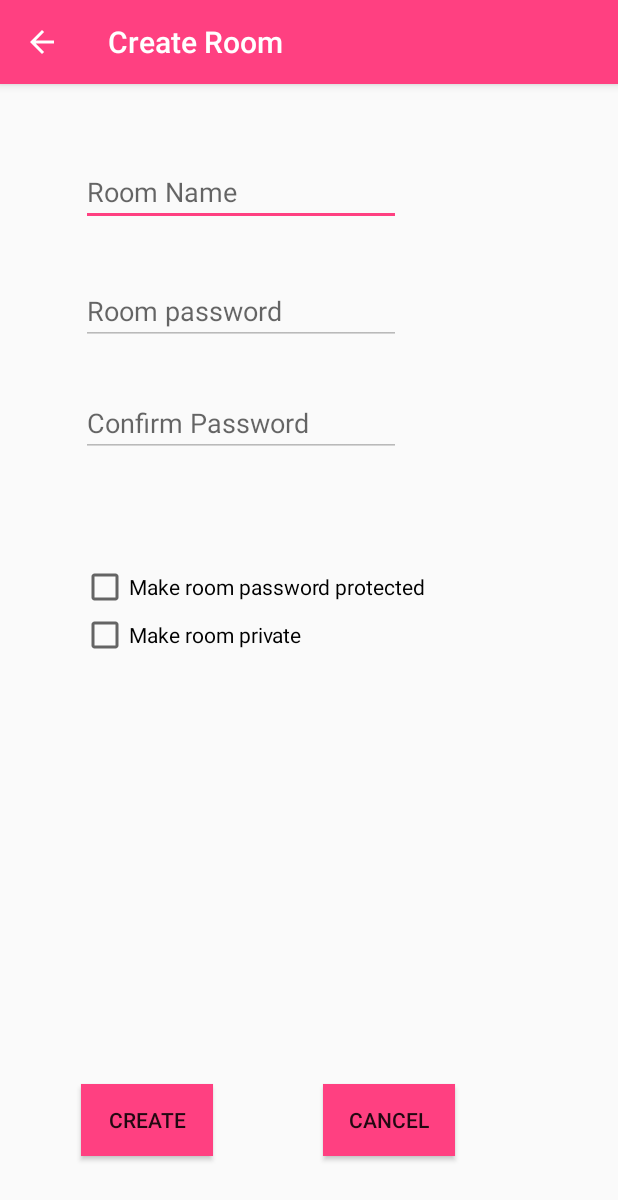
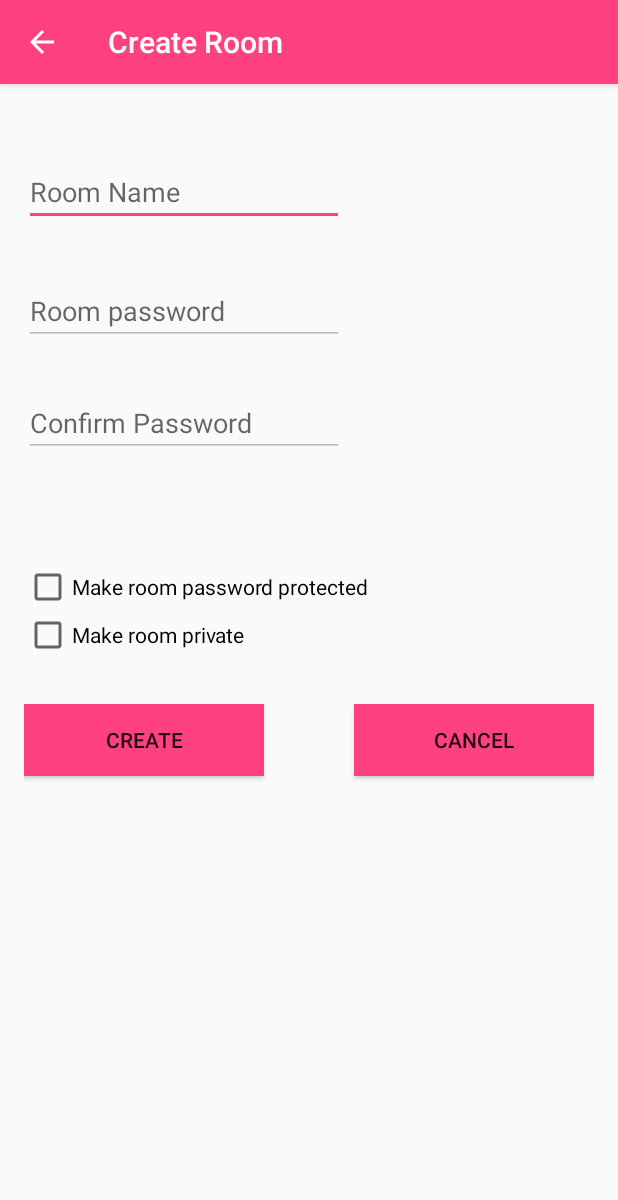
Before and after one commit to 19anti91/StudyChatRoom, an Android app: the CreateRoom screen opened directly, with no data from a screen before it, on a phone screen of 412 x 824 dp. Shown: the top 1200 px of the screen. Run offline under Robolectric (Android 15) with nearby library versions, the phone set to English and light mode, and no system bars.

Commit message:
Chat rooms and private message activity created

```diff
--- a/app/build.gradle
+++ b/app/build.gradle
@@ -42,4 +42,5 @@
 
 
 
+
 apply plugin: 'com.google.gms.google-services'
--- a/app/src/main/java/com/oop/projectgroup10/studychatroom/DashBoard.java
+++ b/app/src/main/java/com/oop/projectgroup10/studychatroom/DashBoard.java
@@ -100,6 +100,8 @@
             startActivity(goToSettings);
         } else if (id == R.id.logout) {
             clearPref();
+        } else if (id == R.id.chatRoom) {
+
         }
 
         DrawerLayout drawer = (DrawerLayout) findViewById(R.id.drawer_layout);
--- a/app/src/main/java/com/oop/projectgroup10/studychatroom/RegisterActivity.java
+++ b/app/src/main/java/com/oop/projectgroup10/studychatroom/RegisterActivity.java
@@ -2,6 +2,7 @@
 
 import android.graphics.Color;
 import android.os.Bundle;
+import android.support.v7.app.ActionBar;
 import android.support.v7.app.AppCompatActivity;
 import android.text.Editable;
 import android.text.TextWatcher;
@@ -25,6 +26,8 @@
     protected void onCreate(Bundle savedInstanceState) {
         super.onCreate(savedInstanceState);
         setContentView(R.layout.activity_register);
+        ActionBar actionBar = getSupportActionBar();
+        actionBar.setDisplayHomeAsUpEnabled(true);
 
         //To check that both passwords are ok
         EditText passwordConfirm = (EditText) findViewById(R.id.confirmpassword);
--- a/app/src/main/res/layout/activity_create_room.xml
+++ b/app/src/main/res/layout/activity_create_room.xml
@@ -1,4 +1,8 @@
 <?xml version="1.0" encoding="utf-8"?>
+<ScrollView xmlns:android="http://schemas.android.com/apk/res/android"
+    android:layout_width="fill_parent"
+    android:layout_height="fill_parent"
+    android:fillViewport="true">
 <RelativeLayout xmlns:android="http://schemas.android.com/apk/res/android"
     xmlns:tools="http://schemas.android.com/tools"
     android:id="@+id/activity_register"
@@ -10,6 +14,13 @@
     android:paddingTop="@dimen/activity_vertical_margin"
     tools:context="com.oop.projectgroup10.studychatroom.CreateRoom">
 
+    <LinearLayout
+        android:layout_width="match_parent"
+        android:layout_height="match_parent"
+        android:layout_alignParentStart="true"
+        android:layout_alignParentTop="true"
+        android:orientation="vertical">
+
         <EditText
             android:id="@+id/roomName"
             android:layout_width="wrap_content"
@@ -20,14 +31,6 @@
             android:ems="10"
             android:hint="Room Name"
             android:inputType="textPersonName" />
-
-    <CheckBox
-        android:id="@+id/isPrivChk"
-        android:layout_width="wrap_content"
-        android:layout_height="wrap_content"
-        android:layout_alignStart="@+id/createRoomBtn"
-        android:layout_below="@+id/passProtect"
-        android:text="Make room private" />
 
         <EditText
             android:id="@+id/roomPassCr"
@@ -51,14 +54,46 @@
             android:hint="Confirm Password"
             android:inputType="textPassword" />
 
+        <TextView
+            android:id="@+id/passMatchCr"
+            android:layout_width="match_parent"
+            android:layout_height="wrap_content"
+            android:layout_below="@+id/roomPassConfCr"
+            android:layout_marginStart="34dp"
+            android:layout_marginTop="35dp"
+            android:layout_toEndOf="@+id/createRoomBtn" />
+
+        <CheckBox
+            android:id="@+id/passProtect"
+            android:layout_width="match_parent"
+            android:layout_height="wrap_content"
+            android:layout_alignStart="@+id/isPrivChk"
+            android:layout_below="@+id/passMatchCr"
+            android:layout_marginTop="16dp"
+            android:text="Make room password protected" />
+
+        <CheckBox
+            android:id="@+id/isPrivChk"
+            android:layout_width="match_parent"
+            android:layout_height="wrap_content"
+            android:layout_alignStart="@+id/createRoomBtn"
+            android:layout_below="@+id/passProtect"
+            android:text="Make room private" />
+
+        <LinearLayout
+            android:layout_width="match_parent"
+            android:layout_height="92dp"
+            android:layout_marginTop="30dp"
+            android:orientation="horizontal">
+
             <Button
                 android:id="@+id/createRoomBtn"
                 android:layout_width="wrap_content"
                 android:layout_height="wrap_content"
                 android:layout_alignParentBottom="true"
                 android:layout_alignParentStart="true"
-        android:layout_marginBottom="37dp"
-        android:layout_marginStart="38dp"
+                android:layout_marginRight="30dp"
+                android:layout_weight="1"
                 android:background="@color/colorPrimaryDark"
                 android:onClick="createRoom"
                 android:text="Create" />
@@ -69,27 +104,17 @@
                 android:layout_height="wrap_content"
                 android:layout_alignBaseline="@+id/createRoomBtn"
                 android:layout_alignBottom="@+id/createRoomBtn"
-        android:layout_marginStart="39dp"
+                android:layout_marginLeft="30dp"
                 android:layout_toEndOf="@+id/passMatchCr"
+                android:layout_weight="1"
                 android:background="@color/colorPrimaryDark"
                 android:onClick="goBack"
                 android:text="Cancel" />
 
-    <TextView
-        android:id="@+id/passMatchCr"
-        android:layout_width="wrap_content"
-        android:layout_height="wrap_content"
-        android:layout_below="@+id/roomPassConfCr"
-        android:layout_marginStart="34dp"
-        android:layout_marginTop="35dp"
-        android:layout_toEndOf="@+id/createRoomBtn" />
+        </LinearLayout>
 
-    <CheckBox
-        android:id="@+id/passProtect"
-        android:layout_width="wrap_content"
-        android:layout_height="wrap_content"
-        android:layout_alignStart="@+id/isPrivChk"
-        android:layout_below="@+id/passMatchCr"
-        android:layout_marginTop="16dp"
-        android:text="Make room password protected" />
+    </LinearLayout>
+
 </RelativeLayout>
+
+</ScrollView>
--- a/app/src/main/res/values/dimens.xml
+++ b/app/src/main/res/values/dimens.xml
@@ -5,4 +5,5 @@
     <dimen name="nav_header_vertical_spacing">16dp</dimen>
     <dimen name="nav_header_height">160dp</dimen>
     <dimen name="fab_margin">16dp</dimen>
+    <dimen name="appbar_padding_top">8dp</dimen>
 </resources>
--- a/app/src/main/res/values/styles.xml
+++ b/app/src/main/res/values/styles.xml
@@ -29,4 +29,13 @@
         <item name="android:windowFullscreen">true</item>
     </style>
 
+    <style name="studyChat.NoActionBar">
+        <item name="windowActionBar">false</item>
+        <item name="windowNoTitle">true</item>
+    </style>
+
+    <style name="studyChat.AppBarOverlay" parent="ThemeOverlay.AppCompat.Dark.ActionBar" />
+
+    <style name="studyChat.PopupOverlay" parent="ThemeOverlay.AppCompat.Light" />
+
 </resources>
```
Also changed, not shown: app/src/main/AndroidManifest.xml (+21 -3 lines), app/src/main/java/com/oop/projectgroup10/studychatroom/ChatRooms.java (added, +161 -0 lines), app/src/main/java/com/oop/projectgroup10/studychatroom/CreateRoom.java (+4 -3 lines), app/src/main/java/com/oop/projectgroup10/studychatroom/PrivateMessage.java (added, +13 -0 lines), app/src/main/java/com/oop/projectgroup10/studychatroom/SendDataAsync.java (+29 -2 lines), app/src/main/res/layout/activity_chat_rooms.xml (added, +49 -0 lines), app/src/main/res/layout/activity_private_message.xml (added, +8 -0 lines), app/src/main/res/layout/activity_register.xml (+56 -51 lines), app/src/main/res/layout/fragment_chat_rooms.xml (added, +16 -0 lines), app/src/main/res/menu/activity_dash_board_drawer.xml (+8 -0 lines), app/src/main/res/menu/menu_chat_rooms.xml (added, +10 -0 lines), app/src/main/res/values/strings.xml (+4 -62 lines). Lines whose indentation alone changed are shown as unchanged.
